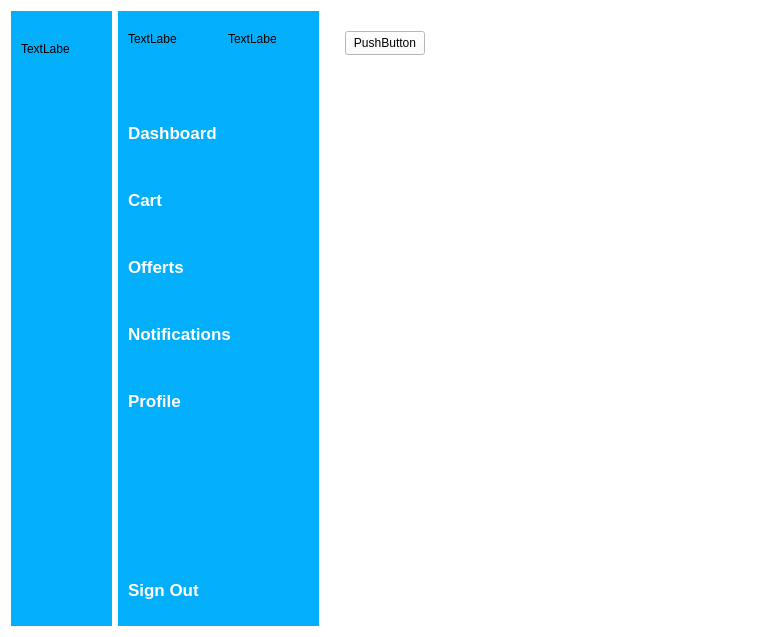
Qt form 3_Solution/Client/dashboard.ui (SabinGhost19/OOP-Project) before a commit.
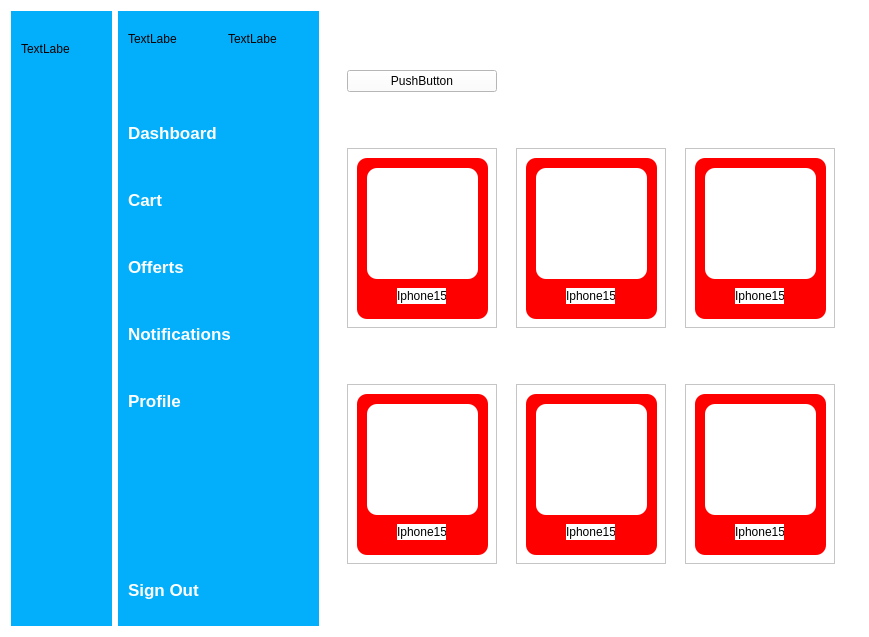
The same form after that commit. Icons and pictures are not drawn.

Commit message: adding some frames and labels for products, testing the layer size

What changed in the file:
```diff
--- a/3_Solution/Client/dashboard.ui
+++ b/3_Solution/Client/dashboard.ui
@@ -6,7 +6,7 @@
    <rect>
     <x>0</x>
     <y>0</y>
-    <width>765</width>
+    <width>869</width>
     <height>633</height>
    </rect>
   </property>
@@ -374,20 +374,609 @@
    </item>
    <item row="0" column="2">
     <widget class="QWidget" name="widget_3" native="true">
-     <widget class="QPushButton" name="pushButton">
+     <layout class="QGridLayout" name="gridLayout_2">
+      <item row="0" column="0">
+       <widget class="QPushButton" name="pushButton">
+        <property name="text">
+         <string>PushButton</string>
+        </property>
+        <property name="checkable">
+         <bool>true</bool>
+        </property>
+        <property name="autoExclusive">
+         <bool>true</bool>
+        </property>
+       </widget>
+      </item>
+      <item row="1" column="0">
+       <widget class="QFrame" name="frame">
+        <property name="minimumSize">
+         <size>
+          <width>150</width>
+          <height>180</height>
+         </size>
+        </property>
+        <property name="maximumSize">
+         <size>
+          <width>150</width>
+          <height>180</height>
+         </size>
+        </property>
+        <property name="frameShape">
+         <enum>QFrame::StyledPanel</enum>
+        </property>
+        <property name="frameShadow">
+         <enum>QFrame::Raised</enum>
+        </property>
+        <widget class="QLabel" name="label_4">
+         <property name="geometry">
+          <rect>
+           <x>10</x>
+           <y>10</y>
+           <width>131</width>
+           <height>161</height>
+          </rect>
+         </property>
+         <property name="styleSheet">
+          <string notr="true">QLabel {
+    background-color: red; /* Setează culoarea de fundal la roșu */
+    color: white; /* Setează culoarea textului la alb */
+    border-radius: 10px; /* Rotunjirea colțurilor la 10px */
+    padding: 5px; /* Spatiu intern pentru a evidentia textul */
+    box-shadow: 2px 2px 5px rgba(128, 128, 128, 0.5); /* Adaugă umbra cu 5px blur */
+}
+</string>
+         </property>
+         <property name="text">
+          <string/>
+         </property>
+        </widget>
+        <widget class="QLabel" name="label_5">
+         <property name="geometry">
+          <rect>
+           <x>20</x>
+           <y>20</y>
+           <width>111</width>
+           <height>111</height>
+          </rect>
+         </property>
+         <property name="styleSheet">
+          <string notr="true">QLabel {
+    
+   
+    border-radius: 10px; /* Rotunjirea colțurilor la 10px */
+    padding: 5px; /* Spatiu intern pentru a evidentia textul */
+   
+}</string>
+         </property>
+         <property name="frameShadow">
+          <enum>QFrame::Plain</enum>
+         </property>
+         <property name="text">
+          <string/>
+         </property>
+         <property name="pixmap">
+          <pixmap>img/iphone15.webp</pixmap>
+         </property>
+         <property name="scaledContents">
+          <bool>true</bool>
+         </property>
+        </widget>
+        <widget class="QLabel" name="label_6">
+         <property name="geometry">
+          <rect>
+           <x>50</x>
+           <y>140</y>
+           <width>49</width>
+           <height>16</height>
+          </rect>
+         </property>
+         <property name="text">
+          <string>Iphone15</string>
+         </property>
+        </widget>
+       </widget>
+      </item>
+      <item row="1" column="1">
+       <widget class="QFrame" name="frame_2">
+        <property name="minimumSize">
+         <size>
+          <width>150</width>
+          <height>180</height>
+         </size>
+        </property>
+        <property name="maximumSize">
+         <size>
+          <width>150</width>
+          <height>180</height>
+         </size>
+        </property>
+        <property name="frameShape">
+         <enum>QFrame::StyledPanel</enum>
+        </property>
+        <property name="frameShadow">
+         <enum>QFrame::Raised</enum>
+        </property>
+        <widget class="QLabel" name="label_7">
+         <property name="geometry">
+          <rect>
+           <x>10</x>
+           <y>10</y>
+           <width>131</width>
+           <height>161</height>
+          </rect>
+         </property>
+         <property name="styleSheet">
+          <string notr="true">QLabel {
+    background-color: red; /* Setează culoarea de fundal la roșu */
+    color: white; /* Setează culoarea textului la alb */
+    border-radius: 10px; /* Rotunjirea colțurilor la 10px */
+    padding: 5px; /* Spatiu intern pentru a evidentia textul */
+    box-shadow: 2px 2px 5px rgba(128, 128, 128, 0.5); /* Adaugă umbra cu 5px blur */
+}
+</string>
+         </property>
+         <property name="text">
+          <string/>
+         </property>
+        </widget>
+        <widget class="QLabel" name="label_8">
+         <property name="geometry">
+          <rect>
+           <x>20</x>
+           <y>20</y>
+           <width>111</width>
+           <height>111</height>
+          </rect>
+         </property>
+         <property name="styleSheet">
+          <string notr="true">QLabel {
+    
+   
+    border-radius: 10px; /* Rotunjirea colțurilor la 10px */
+    padding: 5px; /* Spatiu intern pentru a evidentia textul */
+   
+}</string>
+         </property>
+         <property name="frameShadow">
+          <enum>QFrame::Plain</enum>
+         </property>
+         <property name="text">
+          <string/>
+         </property>
+         <property name="pixmap">
+          <pixmap>img/iphone15.webp</pixmap>
+         </property>
+         <property name="scaledContents">
+          <bool>true</bool>
+         </property>
+        </widget>
+        <widget class="QLabel" name="label_9">
+         <property name="geometry">
+          <rect>
+           <x>50</x>
+           <y>140</y>
+           <width>49</width>
+           <height>16</height>
+          </rect>
+         </property>
+         <property name="text">
+          <string>Iphone15</string>
+         </property>
+        </widget>
+       </widget>
+      </item>
+      <item row="1" column="2">
+       <widget class="QFrame" name="frame_3">
+        <property name="minimumSize">
+         <size>
+          <width>150</width>
+          <height>180</height>
+         </size>
+        </property>
+        <property name="maximumSize">
+         <size>
+          <width>150</width>
+          <height>180</height>
+         </size>
+        </property>
+        <property name="frameShape">
+         <enum>QFrame::StyledPanel</enum>
+        </property>
+        <property name="frameShadow">
+         <enum>QFrame::Raised</enum>
+        </property>
+        <widget class="QLabel" name="label_10">
+         <property name="geometry">
+          <rect>
+           <x>10</x>
+           <y>10</y>
+           <width>131</width>
+           <height>161</height>
+          </rect>
+         </property>
+         <property name="styleSheet">
+          <string notr="true">QLabel {
+    background-color: red; /* Setează culoarea de fundal la roșu */
+    color: white; /* Setează culoarea textului la alb */
+    border-radius: 10px; /* Rotunjirea colțurilor la 10px */
+    padding: 5px; /* Spatiu intern pentru a evidentia textul */
+    box-shadow: 2px 2px 5px rgba(128, 128, 128, 0.5); /* Adaugă umbra cu 5px blur */
+}
+</string>
+         </property>
+         <property name="text">
+          <string/>
+         </property>
+        </widget>
+        <widget class="QLabel" name="label_11">
+         <property name="geometry">
+          <rect>
+           <x>20</x>
+           <y>20</y>
+           <width>111</width>
+           <height>111</height>
+          </rect>
+         </property>
+         <property name="styleSheet">
+          <string notr="true">QLabel {
+    
+   
+    border-radius: 10px; /* Rotunjirea colțurilor la 10px */
+    padding: 5px; /* Spatiu intern pentru a evidentia textul */
+   
+}</string>
+         </property>
+         <property name="frameShadow">
+          <enum>QFrame::Plain</enum>
+         </property>
+         <property name="text">
+          <string/>
+         </property>
+         <property name="pixmap">
+          <pixmap>img/iphone15.webp</pixmap>
+         </property>
+         <property name="scaledContents">
+          <bool>true</bool>
+         </property>
+        </widget>
+        <widget class="QLabel" name="label_12">
+         <property name="geometry">
+          <rect>
+           <x>50</x>
+           <y>140</y>
+           <width>49</width>
+           <height>16</height>
+          </rect>
+         </property>
+         <property name="text">
+          <string>Iphone15</string>
+         </property>
+        </widget>
+       </widget>
+      </item>
+      <item row="2" column="0">
+       <widget class="QFrame" name="frame_4">
+        <property name="minimumSize">
+         <size>
+          <width>150</width>
+          <height>180</height>
+         </size>
+        </property>
+        <property name="maximumSize">
+         <size>
+          <width>150</width>
+          <height>180</height>
+         </size>
+        </property>
+        <property name="frameShape">
+         <enum>QFrame::StyledPanel</enum>
+        </property>
+        <property name="frameShadow">
+         <enum>QFrame::Raised</enum>
+        </property>
+        <widget class="QLabel" name="label_13">
+         <property name="geometry">
+          <rect>
+           <x>10</x>
+           <y>10</y>
+           <width>131</width>
+           <height>161</height>
+          </rect>
+         </property>
+         <property name="styleSheet">
+          <string notr="true">QLabel {
+    background-color: red; /* Setează culoarea de fundal la roșu */
+    color: white; /* Setează culoarea textului la alb */
+    border-radius: 10px; /* Rotunjirea colțurilor la 10px */
+    padding: 5px; /* Spatiu intern pentru a evidentia textul */
+    box-shadow: 2px 2px 5px rgba(128, 128, 128, 0.5); /* Adaugă umbra cu 5px blur */
+}
+</string>
+         </property>
+         <property name="text">
+          <string/>
+         </property>
+        </widget>
+        <widget class="QLabel" name="label_14">
+         <property name="geometry">
+          <rect>
+           <x>20</x>
+           <y>20</y>
+           <width>111</width>
+           <height>111</height>
+          </rect>
+         </property>
+         <property name="styleSheet">
+          <string notr="true">QLabel {
+    
+   
+    border-radius: 10px; /* Rotunjirea colțurilor la 10px */
+    padding: 5px; /* Spatiu intern pentru a evidentia textul */
+   
+}</string>
+         </property>
+         <property name="frameShadow">
+          <enum>QFrame::Plain</enum>
+         </property>
+         <property name="text">
+          <string/>
+         </property>
+         <property name="pixmap">
+          <pixmap>img/iphone15.webp</pixmap>
+         </property>
+         <property name="scaledContents">
+          <bool>true</bool>
+         </property>
+        </widget>
+        <widget class="QLabel" name="label_15">
+         <property name="geometry">
+          <rect>
+           <x>50</x>
+           <y>140</y>
+           <width>49</width>
+           <height>16</height>
+          </rect>
+         </property>
+         <property name="text">
+          <string>Iphone15</string>
+         </property>
+        </widget>
+       </widget>
+      </item>
+      <item row="2" column="1">
+       <widget class="QFrame" name="frame_5">
+        <property name="minimumSize">
+         <size>
+          <width>150</width>
+          <height>180</height>
+         </size>
+        </property>
+        <property name="maximumSize">
+         <size>
+          <width>150</width>
+          <height>180</height>
+         </size>
+        </property>
+        <property name="frameShape">
+         <enum>QFrame::StyledPanel</enum>
+        </property>
+        <property name="frameShadow">
+         <enum>QFrame::Raised</enum>
+        </property>
+        <widget class="QLabel" name="label_16">
+         <property name="geometry">
+          <rect>
+           <x>10</x>
+           <y>10</y>
+           <width>131</width>
+           <height>161</height>
+          </rect>
+         </property>
+         <property name="styleSheet">
+          <string notr="true">QLabel {
+    background-color: red; /* Setează culoarea de fundal la roșu */
+    color: white; /* Setează culoarea textului la alb */
+    border-radius: 10px; /* Rotunjirea colțurilor la 10px */
+    padding: 5px; /* Spatiu intern pentru a evidentia textul */
+    box-shadow: 2px 2px 5px rgba(128, 128, 128, 0.5); /* Adaugă umbra cu 5px blur */
+}
+</string>
+         </property>
+         <property name="text">
+          <string/>
+         </property>
+        </widget>
+        <widget class="QLabel" name="label_17">
+         <property name="geometry">
+          <rect>
+           <x>20</x>
+           <y>20</y>
+           <width>111</width>
+           <height>111</height>
+          </rect>
+         </property>
+         <property name="styleSheet">
+          <string notr="true">QLabel {
+    
+   
+    border-radius: 10px; /* Rotunjirea colțurilor la 10px */
+    padding: 5px; /* Spatiu intern pentru a evidentia textul */
+   
+}</string>
+         </property>
+         <property name="frameShadow">
+          <enum>QFrame::Plain</enum>
+         </property>
+         <property name="text">
+          <string/>
+         </property>
+         <property name="pixmap">
+          <pixmap>img/iphone15.webp</pixmap>
+         </property>
+         <property name="scaledContents">
+          <bool>true</bool>
+         </property>
+        </widget>
+        <widget class="QLabel" name="label_18">
+         <property name="geometry">
+          <rect>
+           <x>50</x>
+           <y>140</y>
+           <width>49</width>
+           <height>16</height>
+          </rect>
+         </property>
+         <property name="text">
+          <string>Iphone15</string>
+         </property>
+        </widget>
+       </widget>
+      </item>
+      <item row="2" column="2">
+       <widget class="QFrame" name="frame_6">
+        <property name="minimumSize">
+         <size>
+          <width>150</width>
+          <height>180</height>
+         </size>
+        </property>
+        <property name="maximumSize">
+         <size>
+          <width>150</width>
+          <height>180</height>
+         </size>
+        </property>
+        <property name="frameShape">
+         <enum>QFrame::StyledPanel</enum>
+        </property>
+        <property name="frameShadow">
+         <enum>QFrame::Raised</enum>
+        </property>
+        <widget class="QLabel" name="label_19">
+         <property name="geometry">
+          <rect>
+           <x>10</x>
+           <y>10</y>
+           <width>131</width>
+           <height>161</height>
+          </rect>
+         </property>
+         <property name="styleSheet">
+          <string notr="true">QLabel {
+    background-color: red; /* Setează culoarea de fundal la roșu */
+    color: white; /* Setează culoarea textului la alb */
+    border-radius: 10px; /* Rotunjirea colțurilor la 10px */
+    padding: 5px; /* Spatiu intern pentru a evidentia textul */
+    box-shadow: 2px 2px 5px rgba(128, 128, 128, 0.5); /* Adaugă umbra cu 5px blur */
+}
+</string>
+         </property>
+         <property name="text">
+          <string/>
+         </property>
+        </widget>
+        <widget class="QLabel" name="label_20">
+         <property name="geometry">
+          <rect>
+           <x>20</x>
+           <y>20</y>
+           <width>111</width>
+           <height>111</height>
+          </rect>
+         </property>
+         <property name="styleSheet">
+          <string notr="true">QLabel {
+    
+   
+    border-radius: 10px; /* Rotunjirea colțurilor la 10px */
+    padding: 5px; /* Spatiu intern pentru a evidentia textul */
+   
+}</string>
+         </property>
+         <property name="frameShadow">
+          <enum>QFrame::Plain</enum>
+         </property>
+         <property name="text">
+          <string/>
+         </property>
+         <property name="pixmap">
+          <pixmap>img/iphone15.webp</pixmap>
+         </property>
+         <property name="scaledContents">
+          <bool>true</bool>
+         </property>
+        </widget>
+        <widget class="QLabel" name="label_21">
+         <property name="geometry">
+          <rect>
+           <x>50</x>
+           <y>140</y>
+           <width>49</width>
+           <height>16</height>
+          </rect>
+         </property>
+         <property name="text">
+          <string>Iphone15</string>
+         </property>
+        </widget>
+       </widget>
+      </item>
+     </layout>
+    </widget>
+   </item>
+   <item row="0" column="0">
+    <widget class="QWidget" name="widget" native="true">
+     <property name="minimumSize">
+      <size>
+       <width>101</width>
+       <height>615</height>
+      </size>
+     </property>
+     <property name="maximumSize">
+      <size>
+       <width>101</width>
+       <height>1677721</height>
+      </size>
+     </property>
+     <property name="styleSheet">
+      <string notr="true">QWidget{
+background-color:rgb(3, 175, 251)
+}
+
+QPushButton{
+color:white;
+height:50px;
+border:none
+}</string>
+     </property>
+     <widget class="QLabel" name="label">
       <property name="geometry">
        <rect>
-        <x>20</x>
-        <y>20</y>
+        <x>10</x>
+        <y>30</y>
+        <width>49</width>
+        <height>16</height>
+       </rect>
+      </property>
+      <property name="text">
+       <string>TextLabel</string>
+      </property>
+     </widget>
+     <widget class="QPushButton" name="signout_short">
+      <property name="geometry">
+       <rect>
+        <x>10</x>
+        <y>550</y>
         <width>80</width>
-        <height>24</height>
+        <height>58</height>
        </rect>
       </property>
       <property name="text">
-       <string>PushButton</string>
+       <string/>
       </property>
       <property name="checkable">
-       <bool>true</bool>
+       <bool>false</bool>
       </property>
       <property name="autoExclusive">
        <bool>true</bool>
```
Left out of the diff: 239 changed lines with no effect on the pictures. The commit also changes 2 other files.
